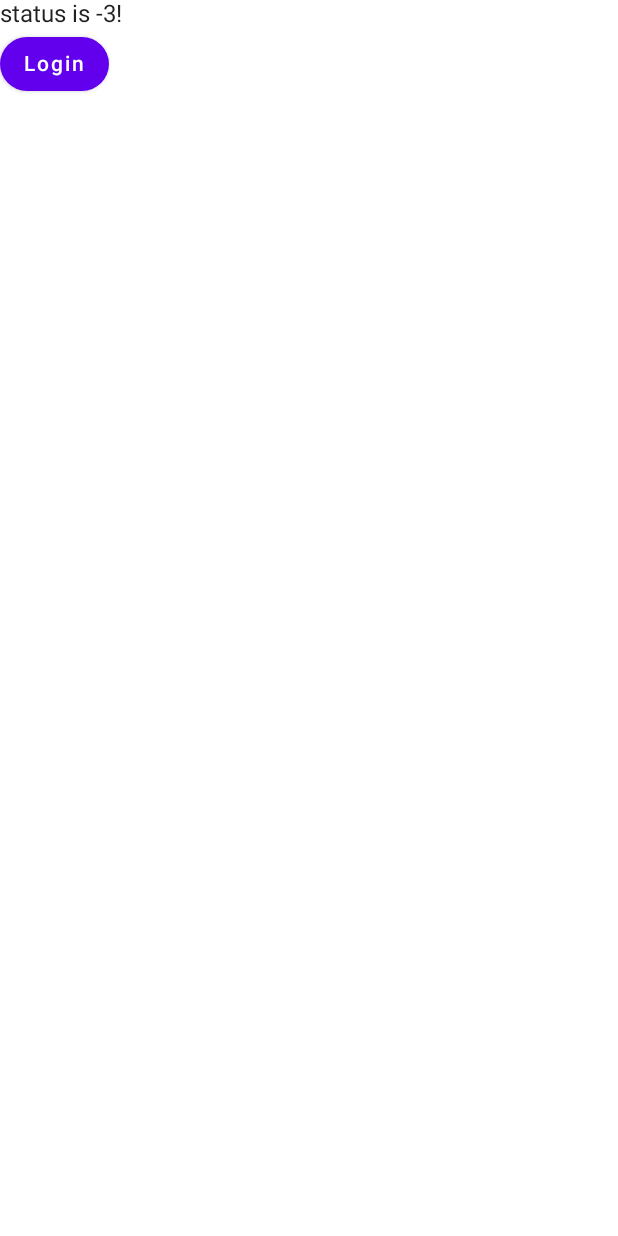
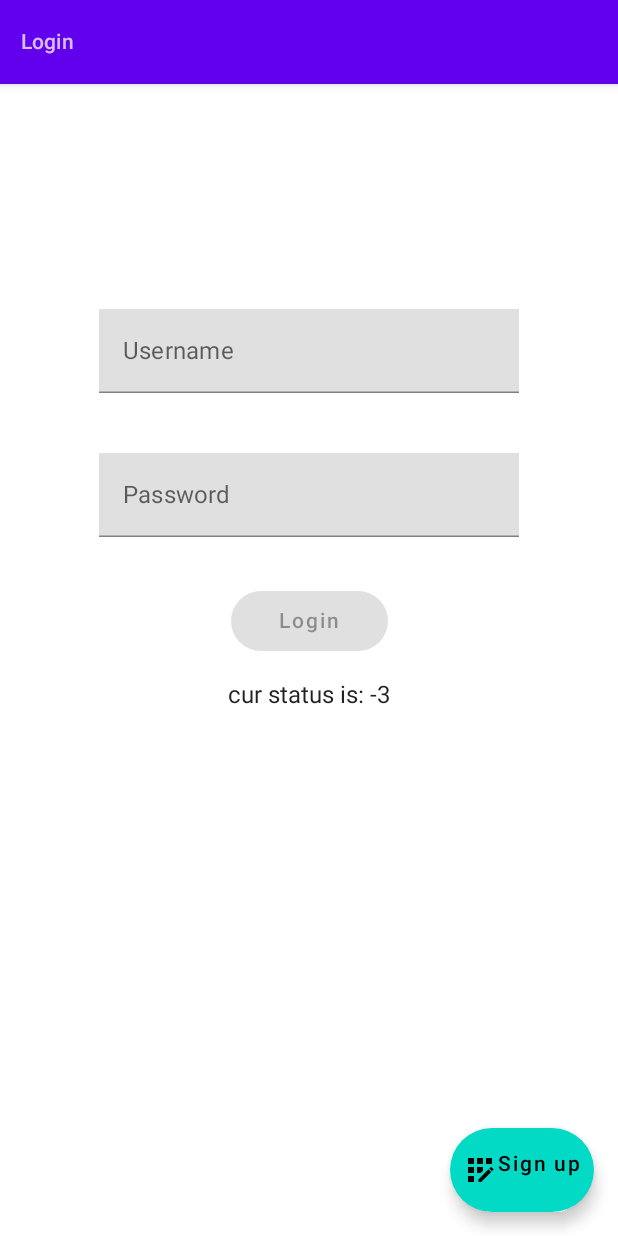
Before and after one commit to Dplepler/Trivia, an Android app built with Jetpack Compose: the screen it shows after launch (MainActivity), on a phone screen of 412 x 824 dp. Run offline under Robolectric (Android 15) with nearby library versions, the phone set to English and light mode, and no system bars; network calls fail; 1 statement that could not run was skipped.

Commit message:
LoginScreen more or less done, only needs polishing and being fully integrated in app

```diff
--- a/Client/TriviaAndroid/app/build.gradle
+++ b/Client/TriviaAndroid/app/build.gradle
@@ -58,9 +58,7 @@ dependencies {
     implementation 'androidx.activity:activity-compose:1.3.1'
     implementation 'org.jetbrains.kotlinx:kotlinx-serialization-json:1.3.2'
     implementation 'org.jetbrains.kotlinx:kotlinx-coroutines-android:1.3.9'
-    implementation "io.ktor:ktor-client-core:$ktor_version"
-    implementation "io.ktor:ktor-client-cio:$ktor_version"
-    implementation "io.ktor:ktor-network:$ktor_version"
+    implementation "androidx.compose.material:material-icons-extended:$compose_version"
     implementation "androidx.lifecycle:lifecycle-viewmodel-compose:2.4.1"
     implementation "androidx.navigation:navigation-compose:$nav_version"
     testImplementation 'junit:junit:4.13.2'
--- a/Client/TriviaAndroid/app/src/main/java/com/example/trivia_android/BusinessLogic/Communications/Communications.kt
+++ b/Client/TriviaAndroid/app/src/main/java/com/example/trivia_android/BusinessLogic/Communications/Communications.kt
@@ -43,7 +43,7 @@ object Communications {
                 res = input.readLine()
             }
         }
-        return (if(res == null) byteArrayOf() else res?.toByteArray()!!)
+        return (if(res == null) byteArrayOf(0) else res?.toByteArray()!!)
     }
 
 
--- a/Client/TriviaAndroid/app/src/main/java/com/example/trivia_android/BusinessLogic/ViewModels/LoginViewModel.kt
+++ b/Client/TriviaAndroid/app/src/main/java/com/example/trivia_android/BusinessLogic/ViewModels/LoginViewModel.kt
@@ -26,7 +26,9 @@ data class LoginData(val username: String, val password: String)
 class LoginViewModel: ViewModel() {
 
     val comms: Communications = Communications
-    var successStatus by mutableStateOf(-3)
+    var successStatus = mutableStateOf(-3)
+    val username = mutableStateOf("")
+    val password = mutableStateOf("")
 
 
     init {
@@ -39,12 +41,12 @@ class LoginViewModel: ViewModel() {
 
     fun login() {
         viewModelScope.launch {
-            val data = Json.encodeToString(LoginData("Nahum", "Takum"))
+            val data = Json.encodeToString(LoginData(username.value, password.value))
             comms.sendMessage(comms.buildMessage(102, data))
             val buffer = comms.readMessage()
             if(buffer[0].toInt() == 22) {
                 val res = String(buffer).substring(5)
-                successStatus = Json.decodeFromString<Status>(res).status
+                successStatus.value = Json.decodeFromString<Status>(res).status
             }
         }
     }
--- a/Client/TriviaAndroid/app/src/main/java/com/example/trivia_android/MainActivity.kt
+++ b/Client/TriviaAndroid/app/src/main/java/com/example/trivia_android/MainActivity.kt
@@ -5,6 +5,7 @@ import androidx.activity.ComponentActivity
 import androidx.activity.compose.setContent
 import androidx.compose.foundation.layout.Column
 import androidx.compose.foundation.layout.fillMaxSize
+import androidx.compose.foundation.layout.padding
 import androidx.compose.material.Button
 import androidx.compose.material.MaterialTheme
 import androidx.compose.material.Surface
@@ -12,8 +13,10 @@ import androidx.compose.material.Text
 import androidx.compose.runtime.Composable
 import androidx.compose.ui.Modifier
 import androidx.compose.ui.tooling.preview.Preview
+import androidx.compose.ui.unit.dp
 import androidx.lifecycle.viewmodel.compose.viewModel
 import com.example.trivia_android.BusinessLogic.ViewModels.LoginViewModel
+import com.example.trivia_android.ui.screens.authentication.LoginScreenContent
 import com.example.trivia_android.ui.theme.TriviaAndroidTheme
 
 class MainActivity : ComponentActivity() {
@@ -26,19 +29,15 @@ class MainActivity : ComponentActivity() {
                     modifier = Modifier.fillMaxSize(),
                     color = MaterialTheme.colors.background
                 ) {
-                    Greeting()
+                    val viewModel: LoginViewModel = viewModel()
+                    LoginScreenContent(
+                        usernameText = viewModel.username,
+                        passwordText = viewModel.password,
+                        onClickLogin = { viewModel.login() },
+                        status = viewModel.successStatus
+                    )
                 }
             }
         }
     }
 }
-
-
-
-@Composable
-fun Greeting(loginViewModel: LoginViewModel = viewModel()) {
-    Column {
-        Text(text = "status is ${loginViewModel.successStatus}!")
-        Button(onClick = { loginViewModel.login() }) { Text("Login") }
-    }
-}
--- /dev/null
+++ b/Client/TriviaAndroid/app/src/main/java/com/example/trivia_android/ui/screens/authentication/LoginScreen.kt
@@ -0,0 +1,121 @@
+package com.example.trivia_android.ui.screens.authentication
+
+import androidx.compose.foundation.layout.Column
+import androidx.compose.foundation.layout.Row
+import androidx.compose.foundation.layout.fillMaxSize
+import androidx.compose.foundation.layout.padding
+import androidx.compose.foundation.shape.RoundedCornerShape
+import androidx.compose.material.*
+import androidx.compose.material.icons.Icons
+import androidx.compose.material.icons.filled.AppRegistration
+import androidx.compose.runtime.*
+import androidx.compose.ui.Alignment
+import androidx.compose.ui.Modifier
+import androidx.compose.ui.tooling.preview.Preview
+import androidx.compose.ui.unit.dp
+import com.example.trivia_android.ui.theme.TriviaAndroidTheme
+
+
+@Composable
+fun LoginScreenContent(
+    modifier: Modifier = Modifier,
+    usernameText: MutableState<String>,
+    passwordText: MutableState<String>,
+    onClickLogin: () -> Unit = { },
+    status: MutableState<Int> = mutableStateOf(0)
+) {
+
+    Scaffold(
+
+        topBar = { TopAppBar(
+            backgroundColor = MaterialTheme.colors.primarySurface,
+            ) {
+            Text(
+                "Login",
+                style = MaterialTheme.typography.subtitle2,
+                modifier = modifier.padding(start = 10.dp)
+            )
+        }},
+
+        floatingActionButton = {
+            FloatingActionButton(onClick = { /*TODO*/ }) {
+                Row(modifier = modifier.padding(8.dp)) {
+                    Icon(Icons.Filled.AppRegistration, contentDescription = "Signup Icon")
+                    Text("Sign up")
+                }
+            }
+        }
+    ) {
+        Column(modifier = modifier.fillMaxSize()) {
+
+            TextField(
+                value = usernameText.value,
+                label = { Text("Username") },
+                onValueChange = { usernameText.value = it },
+                shape = RoundedCornerShape(0),
+                modifier = modifier
+                    .align(Alignment.CenterHorizontally)
+                    .padding(top = 150.dp)
+            )
+
+
+
+            TextField(
+                value = passwordText.value,
+                label = { Text("Password") },
+                onValueChange = { passwordText.value = it },
+                shape = RoundedCornerShape(0),
+                modifier = modifier
+                    .align(Alignment.CenterHorizontally)
+                    .padding(top = 40.dp)
+            )
+
+
+
+            Button(
+                onClick = { onClickLogin() },
+                enabled = (!usernameText.value.isEmpty() && !passwordText.value.isEmpty()),
+                modifier = modifier
+                    .align(Alignment.CenterHorizontally)
+                    .padding(top = 32.dp)
+            ) {
+                Text(
+                    "Login",
+                    modifier = Modifier.padding(
+                        start = 16.dp,
+                        end = 16.dp,
+                        top = 4.dp,
+                        bottom = 4.dp
+                    )
+                )
+            }
+
+
+            Text(
+                "cur status is: ${status.value}",
+                modifier = Modifier
+                    .align(Alignment.CenterHorizontally)
+                    .padding(top = 16.dp)
+            )
+
+
+        }
+    }
+
+}
+
+
+
+
+
+
+
+@Composable
+@Preview
+fun LoginPreview() {
+    val usernameText = remember { mutableStateOf("") }
+    val passwordText = remember { mutableStateOf("") }
+    TriviaAndroidTheme {
+        LoginScreenContent(usernameText = usernameText, passwordText = passwordText)
+    }
+}
--- /dev/null
+++ b/Client/TriviaAndroid/app/src/main/java/com/example/trivia_android/ui/screens/authentication/MainAuthScreen.kt
@@ -0,0 +1 @@
+package com.example.trivia_android.ui.screens.authentication
```
